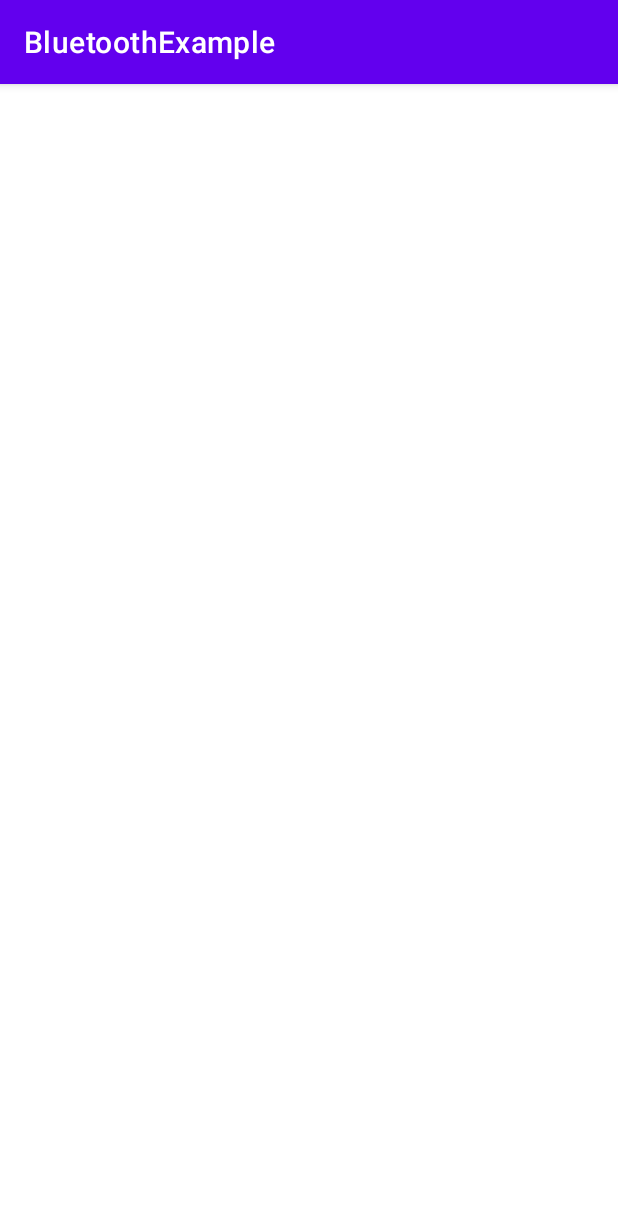
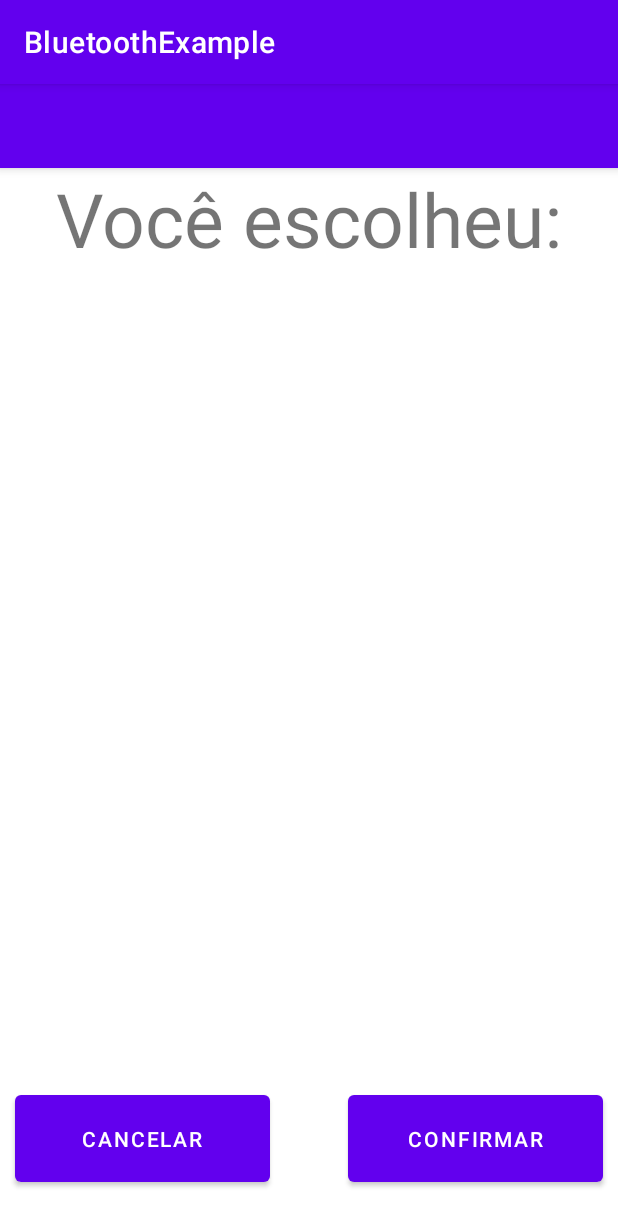
Before and after one commit to Pieraqua/VMG_VendingMachineGranel, an Android app: the ConfirmacaoCompra screen opened directly, with no data from a screen before it, on a phone screen of 412 x 824 dp. Shown: the top 1226 px of the screen. Run offline under Robolectric (Android 15) with nearby library versions, the phone set to English and light mode, and no system bars.

Commit message:
telas menos selecao de peso

```diff
--- a/VmgApp/app/src/main/res/layout/activity_confirmacao_compra.xml
+++ b/VmgApp/app/src/main/res/layout/activity_confirmacao_compra.xml
@@ -6,5 +6,50 @@
     android:layout_height="match_parent"
     tools:context=".ConfirmacaoCompra">
 
+    <androidx.appcompat.widget.Toolbar
+        android:id="@+id/telaCreditos"
+        android:text="@+string/telaCreditos"
+        android:layout_width="match_parent"
+        android:layout_height="?attr/actionBarSize"
+        android:background="?attr/colorPrimary"
+        android:elevation="4dp"
+        android:theme="@style/ThemeOverlay.AppCompat.ActionBar"
+        app:popupTheme="@style/ThemeOverlay.AppCompat.Light"
+        app:layout_constraintTop_toTopOf="parent"/>
+
+    <TextView
+        android:layout_width="match_parent"
+        android:layout_height="wrap_content"
+        android:text="@string/voceEscolheu"
+        android:id="@+id/voceEscolheu"
+        android:textAlignment="center"
+        android:textSize="50dp"
+        app:layout_constraintTop_toBottomOf="@id/telaCreditos"/>
+
+    <ListView
+        android:layout_width="wrap_content"
+        android:layout_height="wrap_content"
+        app:layout_constraintTop_toBottomOf="@id/voceEscolheu"
+        app:layout_constraintBottom_toTopOf="@id/confirmarCompra"
+        app:layout_constraintLeft_toLeftOf="parent"
+        app:layout_constraintRight_toRightOf="parent"/>
+    <Button
+        android:layout_width="170dp"
+        android:layout_height="70dp"
+        android:id="@+id/confirmarCompra"
+        android:text="@string/confirmarCompra"
+        android:layout_marginBottom="30dp"
+        android:layout_marginHorizontal="10dp"
+        app:layout_constraintBottom_toBottomOf="parent"
+        app:layout_constraintRight_toRightOf="parent"/>
+    <Button
+        android:layout_width="170dp"
+        android:layout_height="70dp"
+        android:id="@+id/botaoCancelar"
+        android:text="@string/cancelarCompra"
+        android:layout_marginBottom="30dp"
+        android:layout_marginHorizontal="10dp"
+        app:layout_constraintBottom_toBottomOf="parent"
+        app:layout_constraintLeft_toLeftOf="parent"/>
 
 </androidx.constraintlayout.widget.ConstraintLayout>
--- a/VmgApp/app/src/main/res/values/strings.xml
+++ b/VmgApp/app/src/main/res/values/strings.xml
@@ -16,8 +16,13 @@
     /* Tela de seleção de pesos */
 
     /* Tela de confirmação de compras */
+    <string name="voceEscolheu">Você escolheu:</string>
+    <string name="cancelarCompra">Cancelar</string>
+    <string name="confirmarCompra">Confirmar</string>
 
     /* Tela de conexao */
+    <string name="confirmConnect">Conectar</string>
+    <string name="botaoAdicionarCreditos">Adicionar Créditos</string>
 
     /* Botões gerais */
     <string name="button_voltar">VOLTAR</string>
```
Also changed, not shown: VmgApp/app/src/main/res/layout/activity_selecao_pesos.xml (+10 -0 lines), VmgApp/app/src/main/res/layout/activity_tela_conexao.xml (+28 -1 lines).
